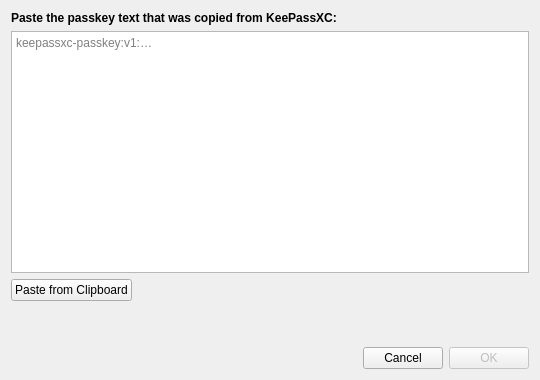
The window that src/gui/passkeys/PasskeyClipboardImportDialog.ui (Ding-Ding-Projects/keepassxc) describes before a commit, drawn with Qt 5.
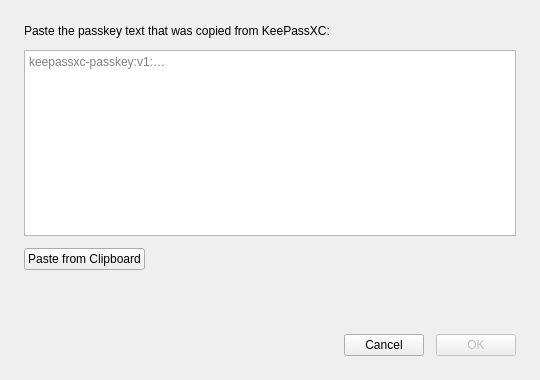
The same window after the commit. Custom widgets are drawn as their Qt base class.

```diff
--- a/src/gui/passkeys/PasskeyClipboardImportDialog.ui
+++ b/src/gui/passkeys/PasskeyClipboardImportDialog.ui
@@ -20,13 +20,23 @@
    <string>KeePassXC - Import Passkey from Clipboard</string>
   </property>
   <layout class="QVBoxLayout" name="verticalLayout">
+   <property name="spacing">
+    <number>12</number>
+   </property>
+   <property name="leftMargin">
+    <number>24</number>
+   </property>
+   <property name="topMargin">
+    <number>24</number>
+   </property>
+   <property name="rightMargin">
+    <number>24</number>
+   </property>
+   <property name="bottomMargin">
+    <number>24</number>
+   </property>
    <item>
     <widget class="QLabel" name="infoLabel">
-     <property name="font">
-      <font>
-       <bold>true</bold>
-      </font>
-     </property>
      <property name="text">
       <string>Paste the passkey text that was copied from KeePassXC:</string>
      </property>
@@ -158,6 +168,23 @@
    </item>
   </layout>
  </widget>
+ <customwidgets>
+  <customwidget>
+   <class>Material::OutlinedButton</class>
+   <extends>QPushButton</extends>
+   <header>gui/material/MaterialButtons.h</header>
+  </customwidget>
+  <customwidget>
+   <class>Material::TextButton</class>
+   <extends>QPushButton</extends>
+   <header>gui/material/MaterialButtons.h</header>
+  </customwidget>
+  <customwidget>
+   <class>Material::FilledButton</class>
+   <extends>QPushButton</extends>
+   <header>gui/material/MaterialButtons.h</header>
+  </customwidget>
+ </customwidgets>
  <resources/>
  <connections/>
 </ui>
```
Left out of the diff: 15 changed lines with no effect on the pictures.
